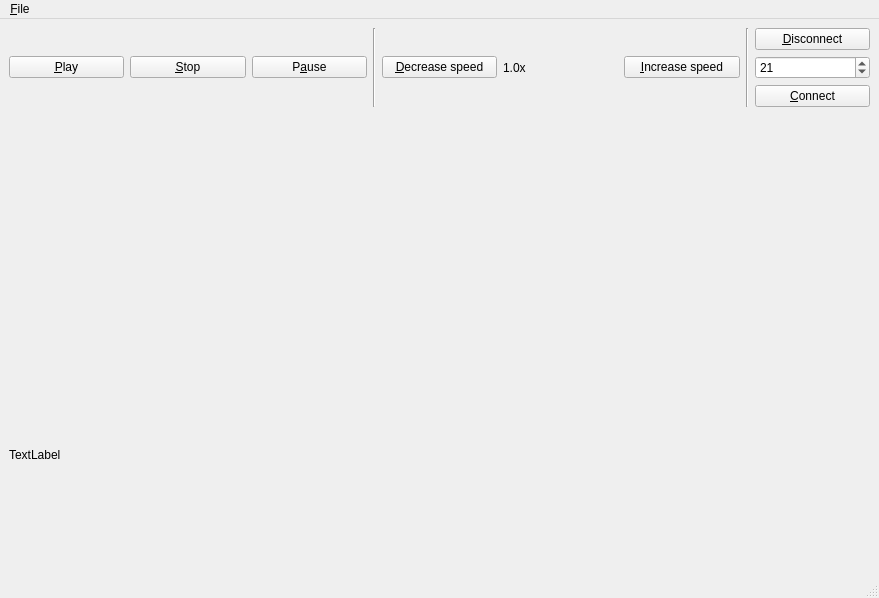
First picture: the form in DataExporter.ui, repository robomarvin1501/DISLoggerAndSQLExporter, before the edit.
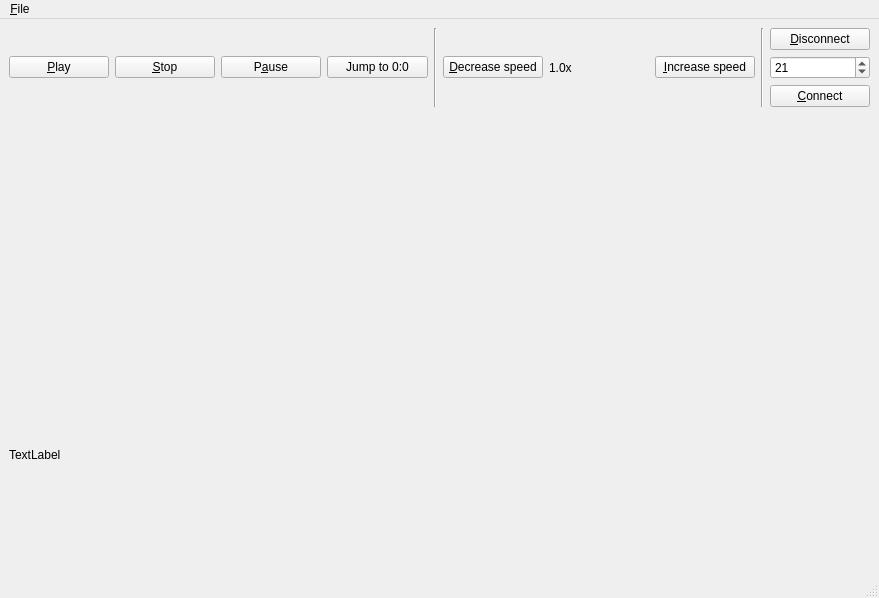
Second picture: the form after the edit.

Commit message:
DataExporter.ui: using QTDesigner added a new button 'jump to 0.0'
DataExporterUi.py:
generated new py file for the new ui

DataExporter.py:
Added the methods for the jump button, when to be disabled etc.

logger_jumping.py:
added the special case when the time is 0, fixed the timeline bug both ways (more than maximum time and less than 0)

```diff
--- a/DataExporter.ui
+++ b/DataExporter.ui
@@ -43,6 +43,13 @@
           </property>
          </widget>
         </item>
+        <item>
+         <widget class="QPushButton" name="buttonJumpStart">
+          <property name="text">
+           <string>Jump to 0:0</string>
+          </property>
+         </widget>
+        </item>
         <item>
          <widget class="Line" name="line_2">
           <property name="orientation">
```
The commit also changes 3 other files.
